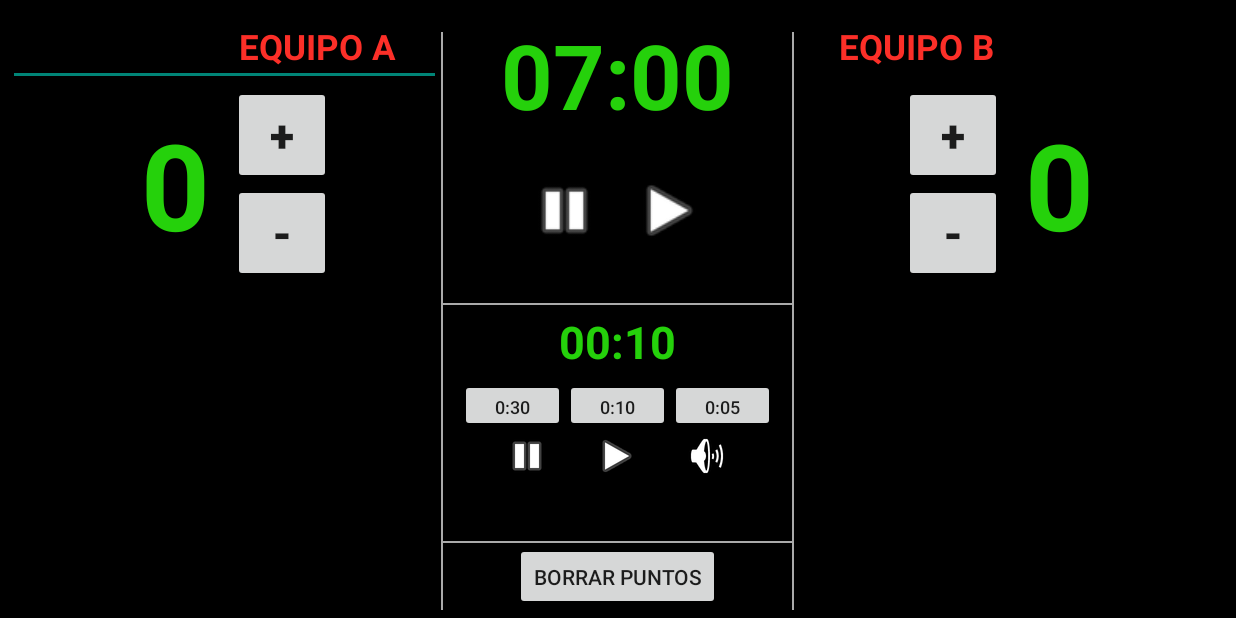
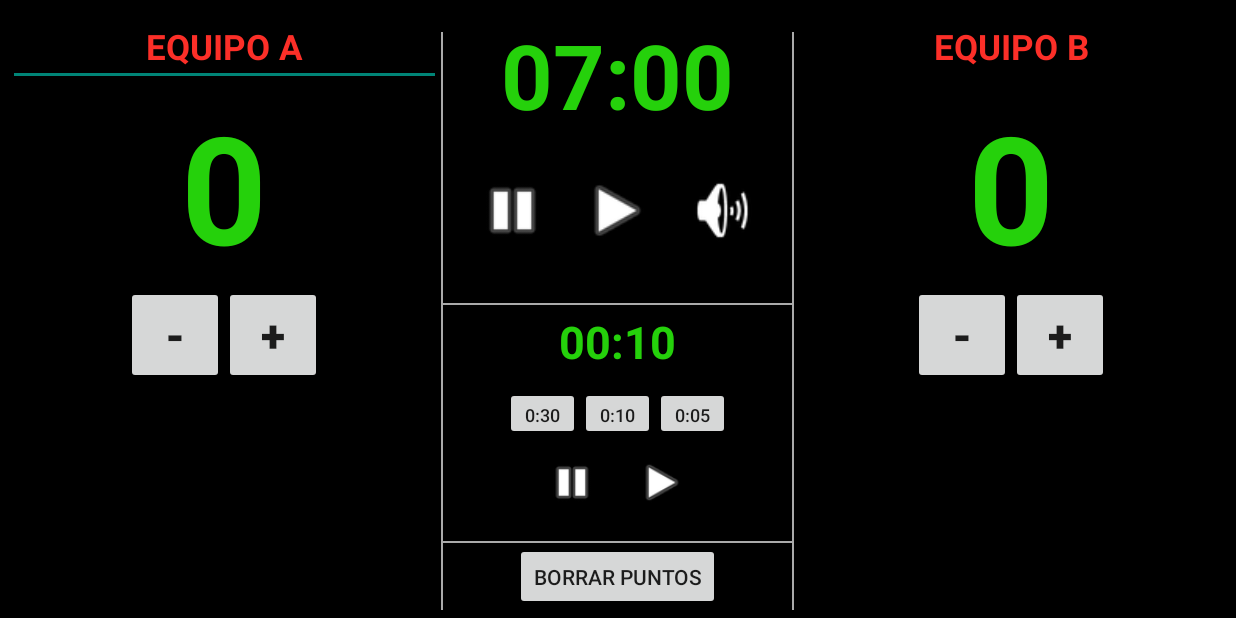
Before and after one commit to cristiansan/Scoreboard, an Android app: the screen it shows after launch (MainActivity), on a phone screen of 824 x 412 dp (held sideways). Run offline under Robolectric (Android 15) with nearby library versions, the phone set to English and light mode, and no system bars.

Commit message:
cambio en layout agregué sonido buzzer

```diff
--- a/app/src/main/java/com/lod/scordboard/MainActivity.java
+++ b/app/src/main/java/com/lod/scordboard/MainActivity.java
@@ -5,6 +5,7 @@ import android.annotation.TargetApi;
 import android.content.DialogInterface;
 import android.content.DialogInterface.OnClickListener;
 import android.media.Image;
+import android.media.MediaPlayer;
 import android.net.Uri;
 import android.os.Build;
 import android.os.Bundle;
@@ -50,6 +51,17 @@ public class MainActivity extends AppCompatActivity{
         btnStart = (ImageView) findViewById(R.id.btnStartTime);
         btnStop = (ImageView) findViewById(R.id.btnStopTime);
         textViewTime = (TextView) findViewById(R.id.gameClock);
+
+//BUZZER -----------------------------------------------------------------
+        ImageView one = (ImageView)this.findViewById(R.id.buzzer);
+        final MediaPlayer mp = MediaPlayer.create(this, R.raw.bikehorn);
+        one.setOnClickListener(new View.OnClickListener(){
+
+            public void onClick(View v) {
+                mp.start();
+            }
+        });
+
 
 //GAME CLOCK -------------------------------------------------------------
 
--- a/app/src/main/res/layout/activity_main.xml
+++ b/app/src/main/res/layout/activity_main.xml
@@ -18,7 +18,7 @@
         <EditText
             android:layout_width="match_parent"
             android:layout_height="wrap_content"
-            android:paddingRight="30dp"
+
             android:hint="@string/team_a"
             android:textColorHint="#fc2f28"
             android:textColor="#fc2f28"
@@ -27,12 +27,12 @@
             android:textStyle="bold"
             android:maxLength="25"
             android:singleLine="true"
-            android:gravity="right"/>
+            android:gravity="center"/>
 
     <LinearLayout
-        android:layout_width="wrap_content"
+        android:layout_width="match_parent"
         android:layout_height="match_parent"
-        android:orientation="horizontal"
+        android:orientation="vertical"
         android:gravity="center"
         android:layout_weight="1">
 
@@ -43,7 +43,7 @@
             android:singleLine="true"
             android:text="0"
             android:textStyle="bold"
-            android:textSize="80dp"
+            android:textSize="100dp"
             android:paddingLeft="15dp"
             android:paddingRight="15dp"
             android:id="@+id/score_left"
@@ -52,29 +52,31 @@
         <LinearLayout
             android:layout_width="wrap_content"
             android:layout_height="wrap_content"
-            android:orientation="vertical">
+            android:orientation="horizontal">
+
+
 
             <Button
                 android:layout_width="65dp"
                 android:layout_height="65dp"
-                android:layout_gravity="center"
+                android:layout_gravity="left"
+                android:gravity="center"
+                android:text="-"
+                android:textSize="30dp"
+                android:textStyle="bold"
+                android:id="@+id/btn_minus_a"
+                android:onClick="removeOneLeftA"/>
+
+            <Button
+                android:layout_width="65dp"
+                android:layout_height="65dp"
+                android:layout_gravity="right"
                 android:gravity="center"
                 android:text="+"
                 android:textSize="30dp"
                 android:textStyle="bold"
                 android:id="@+id/btn_plus_a"
                 android:onClick="addOneRightA"/>
-
-            <Button
-                android:layout_width="65dp"
-                android:layout_height="65dp"
-                android:layout_gravity="center"
-                android:gravity="center"
-                android:text="-"
-                android:textSize="30dp"
-                android:textStyle="bold"
-                android:id="@+id/btn_minus_a"
-                android:onClick="removeOneLeftA"/>
 
         </LinearLayout>
 
@@ -172,6 +174,7 @@
         android:layout_height="wrap_content"
         android:gravity="center"
         android:orientation="horizontal"
+        android:layout_weight="1"
         >
 
         <ImageView
@@ -188,6 +191,12 @@
             android:src="@android:drawable/ic_media_play"
             android:id="@+id/btnStartTime"
 
+            />
+        <ImageView
+            android:layout_width="70dp"
+            android:layout_height="50dp"
+            android:src="@android:drawable/ic_lock_silent_mode_off"
+            android:id="@+id/buzzer"
             />
 
 </LinearLayout>
@@ -256,26 +265,27 @@
             android:gravity="center"
             android:layout_gravity="center"
             android:orientation="horizontal"
+            android:layout_weight="1"
 
             >
 
 
             <Button
-                android:layout_width="70dp"
+                android:layout_width="50dp"
                 android:layout_height="35dp"
                 android:text="0:30"
                 android:textSize="12dp"
                 android:onClick="add30sec"/>
 
             <Button
-                android:layout_width="70dp"
+                android:layout_width="50dp"
                 android:layout_height="35dp"
                 android:text="0:10"
                 android:textSize="12dp"
                 android:onClick="add10sec"/>
 
             <Button
-                android:layout_width="70dp"
+                android:layout_width="50dp"
                 android:layout_height="35dp"
                 android:text="0:05"
                 android:textSize="12dp"
@@ -287,23 +297,20 @@
             android:layout_height="wrap_content"
             android:gravity="center"
             android:orientation="horizontal"
+            android:layout_weight="1"
             >
 
             <ImageView
                 android:layout_width="60dp"
-                android:layout_height="wrap_content"
+                android:layout_height="35dp"
                 android:src="@android:drawable/ic_media_pause"
                 />
             <ImageView
                 android:layout_width="60dp"
-                android:layout_height="wrap_content"
+                android:layout_height="35dp"
                 android:src="@android:drawable/ic_media_play"
                 />
-            <ImageView
-                android:layout_width="60dp"
-                android:layout_height="wrap_content"
-                android:src="@android:drawable/ic_lock_silent_mode_off"
-                />
+
 
         </LinearLayout>
     </LinearLayout>
@@ -347,7 +354,7 @@
         <EditText
             android:layout_width="match_parent"
             android:layout_height="wrap_content"
-            android:paddingLeft="30dp"
+
             android:hint="@string/team_b"
             android:textColorHint="#fc2f28"
             android:textColor="#fc2f28"
@@ -356,19 +363,47 @@
             android:textStyle="bold"
             android:maxLength="25"
             android:singleLine="true"
-            android:gravity="left"/>
+            android:gravity="center"/>
 
     <LinearLayout
-        android:layout_width="wrap_content"
+        android:layout_width="match_parent"
         android:layout_height="match_parent"
-        android:orientation="horizontal"
+        android:orientation="vertical"
         android:gravity="center"
         android:layout_weight="1">
 
         <LinearLayout
-            android:layout_width="wrap_content"
-            android:layout_height="wrap_content"
+            android:layout_width="match_parent"
+            android:layout_height="match_parent"
+            android:gravity="center"
             android:orientation="vertical">
+
+            <TextView
+                android:layout_width="wrap_content"
+                android:layout_height="wrap_content"
+                android:textColor="#25d10b"
+                android:singleLine="true"
+                android:text="0"
+                android:textStyle="bold"
+                android:textSize="100dp"
+                android:paddingLeft="15dp"
+                android:paddingRight="15dp"
+                android:id="@+id/score_right"/>
+            <LinearLayout
+                android:layout_width="wrap_content"
+                android:layout_height="wrap_content"
+                android:orientation="horizontal">
+
+                <Button
+                    android:layout_width="65dp"
+                    android:layout_height="65dp"
+                    android:layout_gravity="center"
+                    android:gravity="center"
+                    android:text="-"
+                    android:textSize="30dp"
+                    android:textStyle="bold"
+                    android:id="@+id/btn_minus_b"
+                    android:onClick="removeOneLeftB"/>
 
             <Button
                 android:layout_width="65dp"
@@ -380,29 +415,13 @@
                 android:textStyle="bold"
                 android:id="@+id/btn_plus_b"
                 android:onClick="addOneRightB"/>
-        <Button
-            android:layout_width="65dp"
-            android:layout_height="65dp"
-            android:layout_gravity="center"
-            android:gravity="center"
-            android:text="-"
-            android:textSize="30dp"
-            android:textStyle="bold"
-            android:id="@+id/btn_minus_b"
-            android:onClick="removeOneLeftB"/>
+
             </LinearLayout>
 
-        <TextView
-            android:layout_width="wrap_content"
-            android:layout_height="wrap_content"
-            android:textColor="#25d10b"
-            android:singleLine="true"
-            android:text="0"
-            android:textStyle="bold"
-            android:textSize="80dp"
-            android:paddingLeft="15dp"
-            android:paddingRight="15dp"
-            android:id="@+id/score_right"/>
+        </LinearLayout>
+
+
+
 
     </LinearLayout>
 
```
Also changed, not shown: 1 other file.
